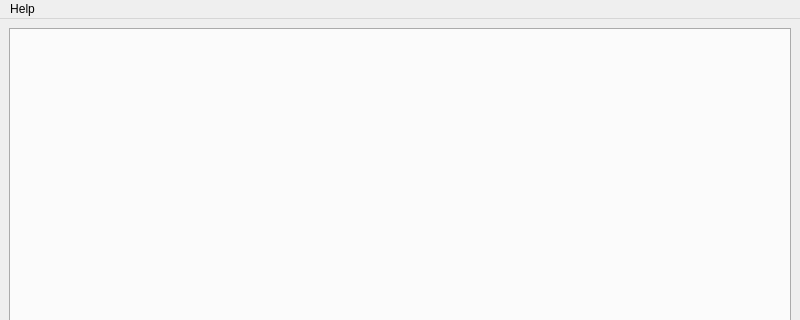
First picture: the form in NiBAx/mainwindow.ui, repository CBICA/niCHART, before the edit; both pictures show x 0 to 800 and y 0 to 320 of the 800 by 600 pixel window.
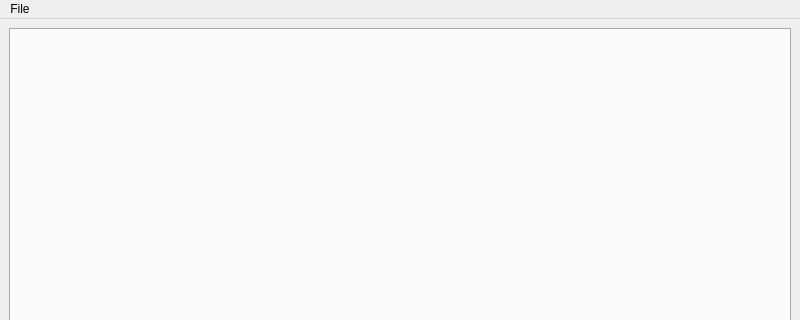
Second picture: the form after the edit.

What changed in the file:
```diff
--- a/NiBAx/mainwindow.ui
+++ b/NiBAx/mainwindow.ui
@@ -33,14 +33,14 @@
      <height>22</height>
     </rect>
    </property>
-   <widget class="QMenu" name="menuHelp">
+   <widget class="QMenu" name="menuFile">
     <property name="title">
-     <string>Help</string>
+     <string>File</string>
     </property>
     <addaction name="actionHelp"/>
     <addaction name="actionAbout"/>
    </widget>
-   <addaction name="menuHelp"/>
+   <addaction name="menuFile"/>
   </widget>
   <widget class="QStatusBar" name="statusbar"/>
   <action name="actionAbout">
```
Left out of the diff: 19 changed lines with no effect on the pictures.
